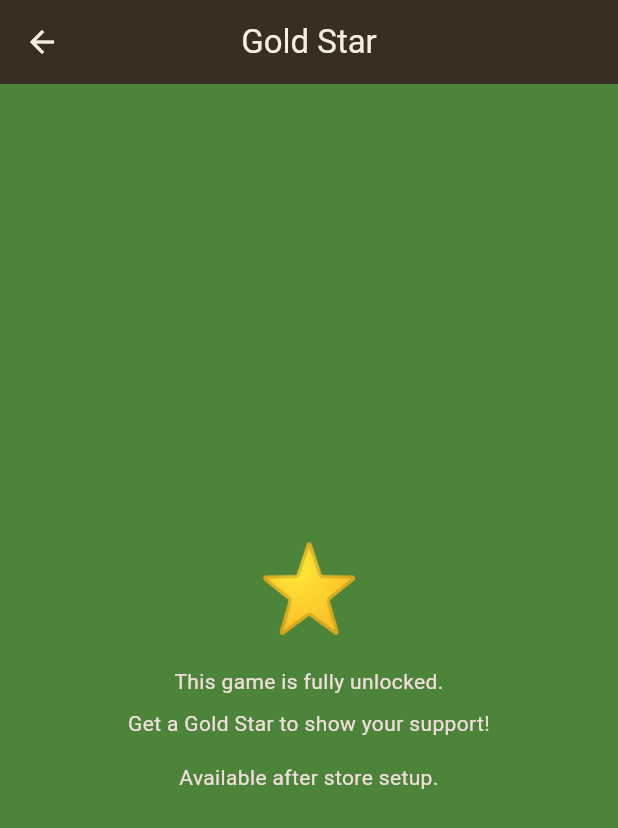
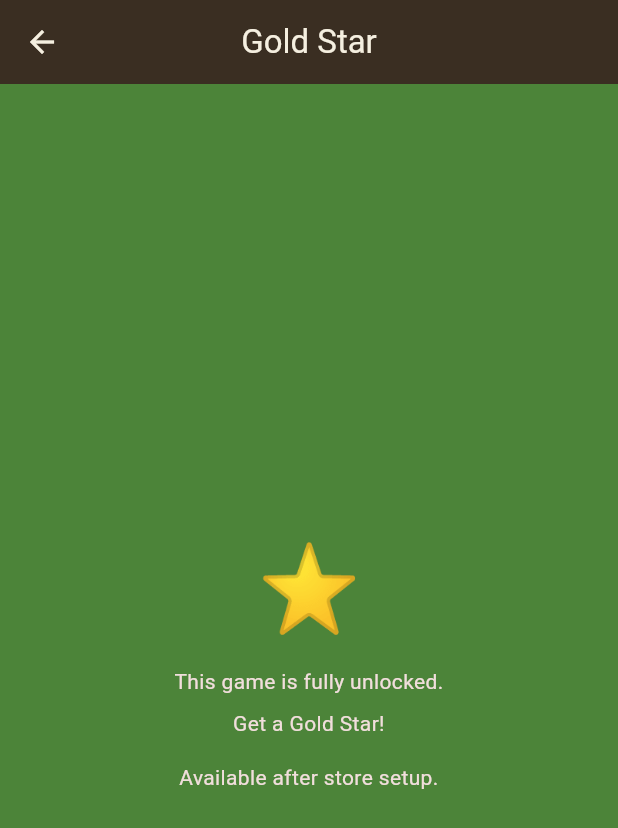
Before and after one commit to wjia-n/game-pixelracer, a Flutter app: the _IosGoldStarScreen screen opened directly with empty values, on a phone screen of 412 x 824 dp. Shown: the top 828 px of the screen. Run offline on Flutter 3.47's test engine with Material 3 defaults, Android fonts, the phone set to English and light mode, and no system bars; our stand-ins replace audioplayers, cross_file, file_picker, in_app_purchase, in_app_review, qr_flutter and 2 more; missing offline and left inert: mobile_scanner; accounts and stored records are empty.

Commit message:
PRO cleanup (iOS only): branch results GET PRO button + Gold Star wording; Android untouched

```diff
--- a/lib/screens/game_screen.dart
+++ b/lib/screens/game_screen.dart
@@ -1,5 +1,6 @@
 import 'dart:async';
 import 'dart:math' as math;
+import 'package:flutter/foundation.dart';
 import 'package:flutter/material.dart';
 import 'package:in_app_review/in_app_review.dart';
 import 'package:share_plus/share_plus.dart';
@@ -558,7 +559,9 @@ class _GameScreenState extends State<GameScreen>
                     if (!s.isPro)
                       PixelUi.button(
                           theme: theme,
-                          text: 'GET PRO',
+                          text: defaultTargetPlatform == TargetPlatform.iOS
+                              ? '⭐ GOLD STAR'
+                              : 'GET PRO',
                           small: true,
                           color: const Color(0xFFB98A2B),
                           onTap: () {
--- a/lib/screens/pro_screen.dart
+++ b/lib/screens/pro_screen.dart
@@ -334,7 +334,7 @@ class _IosGoldStarScreen extends StatelessWidget {
                   builder: (_, owned, _) => Text(
                     owned
                         ? '⭐ Gold Star earned — thank you!'
-                        : 'Get a Gold Star to show your support!',
+                        : 'Get a Gold Star!',
                     textAlign: TextAlign.center,
                   ),
                 ),
```
